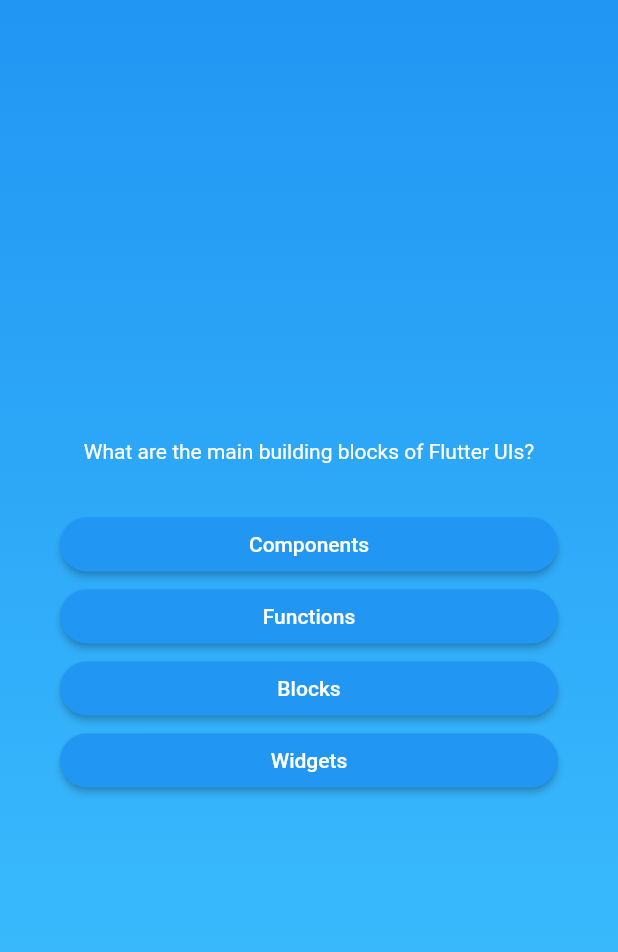
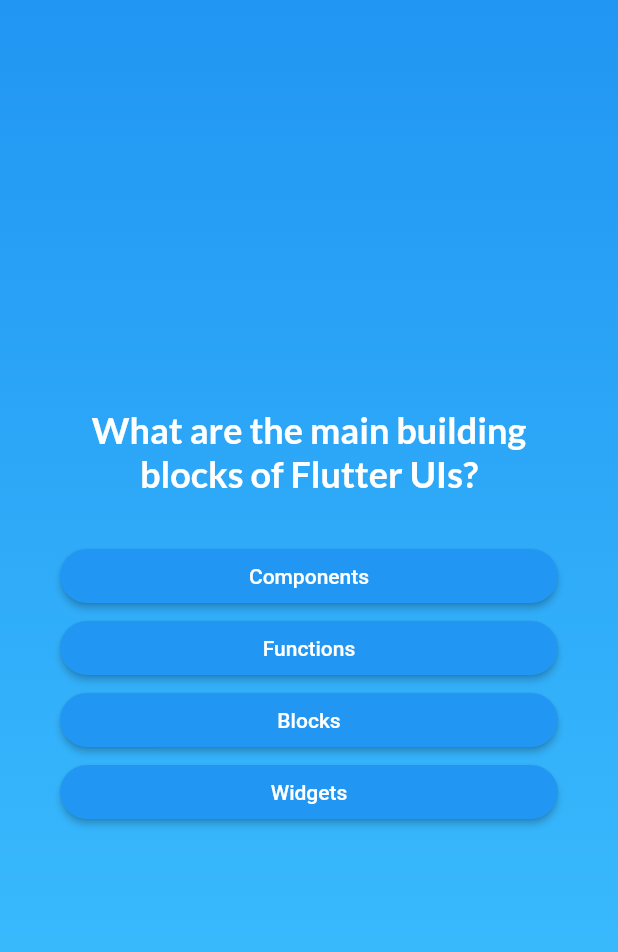
Before and after one commit to mjr2595/flutter-quiz-app, a Flutter app: the screen it shows after launch, after a tap on "Start Quiz", on a phone screen of 412 x 824 dp. Shown: the top 952 px of the screen. Run offline on Flutter 3.47's test engine with Material 2 defaults, Android fonts, the phone set to English and light mode, and no system bars; our stand-ins replace google_fonts.

Commit message:
Added: Google Fonts, Updated: question styling

```diff
--- a/lib/answer_button.dart
+++ b/lib/answer_button.dart
@@ -22,7 +22,10 @@ class AnswerButton extends StatelessWidget {
           borderRadius: BorderRadius.circular(40),
         ),
       ),
-      child: Text(answerText),
+      child: Text(
+        answerText,
+        textAlign: TextAlign.center,
+      ),
     );
   }
 }
--- a/lib/questions_screen.dart
+++ b/lib/questions_screen.dart
@@ -1,4 +1,5 @@
 import 'package:flutter/material.dart';
+import 'package:google_fonts/google_fonts.dart';
 import 'package:quiz_app/answer_button.dart';
 import 'package:quiz_app/data/questions.dart';
 
@@ -34,8 +35,10 @@ class _QuestionsScreenState extends State<QuestionsScreen> {
           children: [
             Text(
               currentQuestion.text,
-              style: const TextStyle(
+              style: GoogleFonts.lato(
                 color: Colors.white,
+                fontSize: 24,
+                fontWeight: FontWeight.bold,
               ),
               textAlign: TextAlign.center,
             ),
--- a/pubspec.yaml
+++ b/pubspec.yaml
@@ -35,6 +35,7 @@ dependencies:
   # The following adds the Cupertino Icons font to your application.
   # Use with the CupertinoIcons class for iOS style icons.
   cupertino_icons: ^1.0.2
+  google_fonts: ^5.1.0
 
 dev_dependencies:
   flutter_test:
```
Also changed, not shown: pubspec.lock, 7 other files.
